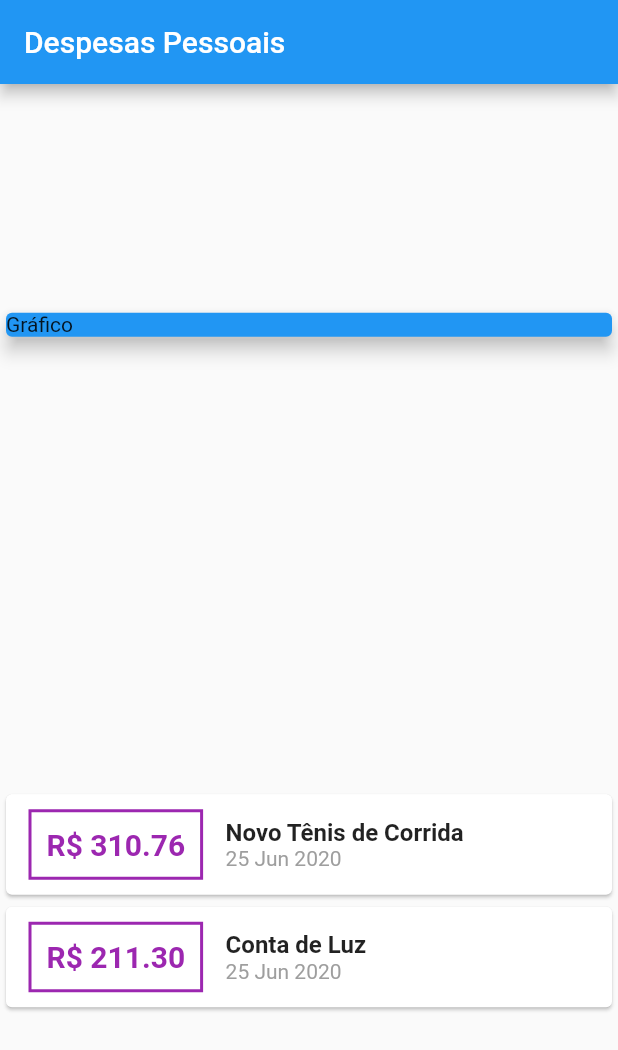
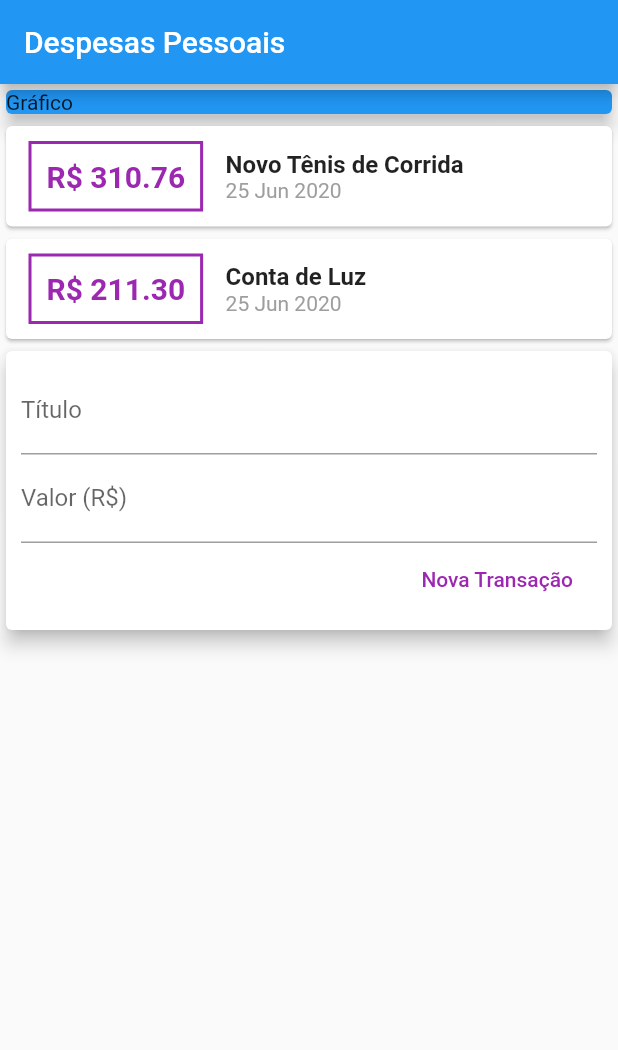
Before and after one commit to cxmarcelo/curso_udemy_flutter_expensesApp_flutter_old, a Flutter app: the screen it shows after launch, on a phone screen of 412 x 824 dp. Shown: the top 1050 px of the screen. Run offline on Flutter 3.47's test engine with Material 2 defaults, Android fonts, the phone set to English and light mode, and no system bars.

Commit message:
Separando componentes e criando um componente com estado

```diff
--- /dev/null
+++ b/lib/components/transaction_form.dart
@@ -0,0 +1,37 @@
+import 'package:flutter/material.dart';
+
+class TransactionForm extends StatelessWidget {
+  final titleController = TextEditingController();
+  final valueController = TextEditingController();
+
+  @override
+  Widget build(BuildContext context) {
+    return Card(
+      elevation: 5,
+      child: Padding(
+        padding: const EdgeInsets.all(10),
+        child: Column(
+          children: <Widget>[
+            TextField(
+              controller: titleController,
+              decoration: InputDecoration(labelText: "Título"),
+            ),
+            TextField(
+                controller: valueController,
+                decoration: InputDecoration(labelText: "Valor (R\$)")),
+            Row(mainAxisAlignment: MainAxisAlignment.end, children: <Widget>[
+              FlatButton(
+                child: Text("Nova Transação"),
+                textColor: Colors.purple,
+                onPressed: () {
+                  print(titleController.text);
+                  print(valueController.text);
+                },
+              ),
+            ])
+          ],
+        ),
+      ),
+    );
+  }
+}
--- /dev/null
+++ b/lib/components/transaction_list.dart
@@ -0,0 +1,60 @@
+import 'package:expenses/models/transaction.dart';
+import 'package:flutter/material.dart';
+import 'package:intl/intl.dart';
+
+class TransactionList extends StatelessWidget {
+  @override
+
+  final List<Transaction> transactions;
+
+  TransactionList(this.transactions);
+
+  Widget build(BuildContext context) {
+    return Column(
+            children: transactions.map((tr) {
+              return Card(
+                child: Row(
+                  children: <Widget>[
+                    Container(
+                      margin:
+                          EdgeInsets.symmetric(horizontal: 15, vertical: 10),
+                      decoration: BoxDecoration(
+                          border: Border.all(
+                        color: Colors.purple,
+                        width: 2,
+                      )),
+                      padding: EdgeInsets.all(10),
+                      child: Text(
+                        "R\$ ${tr.value.toStringAsFixed(2)}",
+                        style: TextStyle(
+                          fontWeight: FontWeight.bold,
+                          fontSize: 20,
+                          color: Colors.purple,
+                        ),
+                      ),
+                    ),
+                    Column(
+                      crossAxisAlignment: CrossAxisAlignment.start,
+                      children: <Widget>[
+                        Text(
+                          tr.title,
+                          style: TextStyle(
+                            fontSize: 16,
+                            fontWeight: FontWeight.bold,
+                          ),
+                        ),
+                        Text(
+                          DateFormat('d MMM y').format(tr.date),
+                          style: TextStyle(
+                            color: Colors.grey,
+                          ),
+                        )
+                      ],
+                    )
+                  ],
+                ),
+              );
+            }).toList(),
+          );
+  }
+}
--- /dev/null
+++ b/lib/components/transaction_user.dart
@@ -0,0 +1,37 @@
+import 'package:flutter/material.dart';
+import 'package:expenses/models/transaction.dart';
+import './transaction_form.dart';
+import './transaction_list.dart';
+
+class TransactionUser extends StatefulWidget {
+  @override
+  _TransactionUserState createState() => _TransactionUserState();
+}
+
+class _TransactionUserState extends State<TransactionUser> {
+
+  final _transactions = [
+    Transaction(
+      title: "Novo Tênis de Corrida",
+      value: 310.76,
+      id: 't1',
+      date: DateTime.now(),
+    ),
+    Transaction(
+      id: 't2',
+      title: "Conta de Luz",
+      value: 211.30,
+      date: DateTime.now(),
+    )
+  ];
+
+  @override
+  Widget build(BuildContext context) {
+    return Column(
+      children: <Widget>[
+        TransactionList(_transactions),
+        TransactionForm()
+      ],
+    );
+  }
+}
--- a/lib/main.dart
+++ b/lib/main.dart
@@ -1,6 +1,8 @@
+import 'package:expenses/components/transaction_form.dart';
+import 'package:expenses/components/transaction_list.dart';
+import 'package:expenses/components/transaction_user.dart';
 import 'package:expenses/models/transaction.dart';
 import 'package:flutter/material.dart';
-import 'package:intl/intl.dart';
 
 main() => runApp(ExpensesApp());
 
@@ -14,20 +16,6 @@ class ExpensesApp extends StatelessWidget {
 }
 
 class MyHomePage extends StatelessWidget {
-  final _transactions = [
-    Transaction(
-      id: 't1',
-      title: "Novo Tênis de Corrida",
-      value: 310.76,
-      date: DateTime.now(),
-    ),
-    Transaction(
-      id: 't2',
-      title: "Conta de Luz",
-      value: 211.30,
-      date: DateTime.now(),
-    )
-  ];
 
   @override
   Widget build(BuildContext context) {
@@ -36,7 +24,6 @@ class MyHomePage extends StatelessWidget {
         title: Text("Despesas Pessoais"),
       ),
       body: Column(
-        mainAxisAlignment: MainAxisAlignment.spaceAround,
         crossAxisAlignment: CrossAxisAlignment.stretch,
         children: <Widget>[
           Container(
@@ -46,52 +33,7 @@ class MyHomePage extends StatelessWidget {
               color: Colors.blue,
             ),
           ),
-          Column(
-            children: _transactions.map((tr) {
-              return Card(
-                child: Row(
-                  children: <Widget>[
-                    Container(
-                      margin:
-                          EdgeInsets.symmetric(horizontal: 15, vertical: 10),
-                      decoration: BoxDecoration(
-                          border: Border.all(
-                        color: Colors.purple,
-                        width: 2,
-                      )),
-                      padding: EdgeInsets.all(10),
-                      child: Text(
-                        "R\$ ${tr.value.toStringAsFixed(2)}",
-                        style: TextStyle(
-                          fontWeight: FontWeight.bold,
-                          fontSize: 20,
-                          color: Colors.purple,
-                        ),
-                      ),
-                    ),
-                    Column(
-                      crossAxisAlignment: CrossAxisAlignment.start,
-                      children: <Widget>[
-                        Text(
-                          tr.title,
-                          style: TextStyle(
-                            fontSize: 16,
-                            fontWeight: FontWeight.bold,
-                          ),
-                        ),
-                        Text(
-                          DateFormat('d MMM y').format(tr.date),
-                          style: TextStyle(
-                            color: Colors.grey,
-                          ),
-                        )
-                      ],
-                    )
-                  ],
-                ),
-              );
-            }).toList(),
-          )
+          TransactionUser(),
         ],
       ),
     );
```
